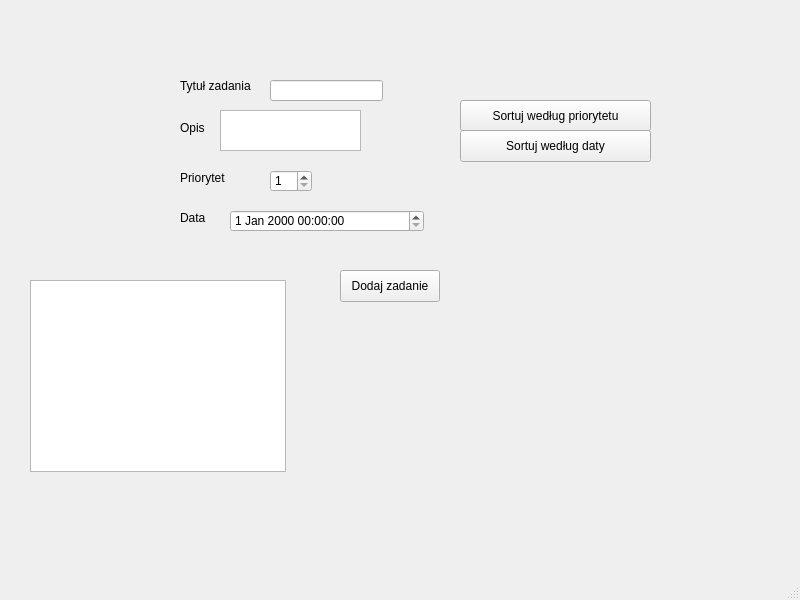
Qt form PlanMaster/mainwindow.ui (nkarolczyk/PlanMaster) before a commit.
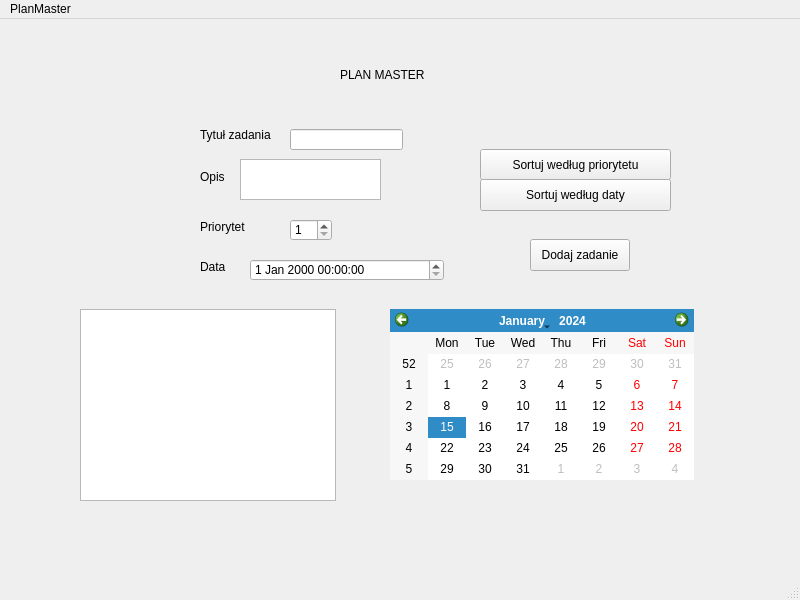
The same form after that commit.

What changed in the file:
```diff
--- a/PlanMaster/mainwindow.ui
+++ b/PlanMaster/mainwindow.ui
@@ -17,8 +17,8 @@
    <widget class="QLabel" name="titleLabel">
     <property name="geometry">
      <rect>
-      <x>180</x>
-      <y>70</y>
+      <x>200</x>
+      <y>100</y>
       <width>91</width>
       <height>31</height>
      </rect>
@@ -30,8 +30,8 @@
    <widget class="QLabel" name="descriptionLabel">
     <property name="geometry">
      <rect>
-      <x>180</x>
-      <y>120</y>
+      <x>200</x>
+      <y>150</y>
       <width>58</width>
       <height>16</height>
      </rect>
@@ -43,8 +43,8 @@
    <widget class="QLabel" name="priorityLabel">
     <property name="geometry">
      <rect>
-      <x>180</x>
-      <y>170</y>
+      <x>200</x>
+      <y>200</y>
       <width>58</width>
       <height>16</height>
      </rect>
@@ -56,8 +56,8 @@
    <widget class="QLabel" name="dateLabel">
     <property name="geometry">
      <rect>
-      <x>180</x>
-      <y>210</y>
+      <x>200</x>
+      <y>240</y>
       <width>58</width>
       <height>16</height>
      </rect>
@@ -69,8 +69,8 @@
    <widget class="QLineEdit" name="titleInput">
     <property name="geometry">
      <rect>
-      <x>270</x>
-      <y>80</y>
+      <x>290</x>
+      <y>110</y>
       <width>113</width>
       <height>21</height>
      </rect>
@@ -82,8 +82,8 @@
    <widget class="QSpinBox" name="priorityInput">
     <property name="geometry">
      <rect>
-      <x>270</x>
-      <y>170</y>
+      <x>290</x>
+      <y>200</y>
       <width>42</width>
       <height>22</height>
      </rect>
@@ -101,8 +101,8 @@
    <widget class="QDateTimeEdit" name="dateInput">
     <property name="geometry">
      <rect>
-      <x>230</x>
-      <y>210</y>
+      <x>250</x>
+      <y>240</y>
       <width>194</width>
       <height>22</height>
      </rect>
@@ -114,8 +114,8 @@
    <widget class="QPushButton" name="addButton">
     <property name="geometry">
      <rect>
-      <x>340</x>
-      <y>270</y>
+      <x>530</x>
+      <y>220</y>
       <width>100</width>
       <height>32</height>
      </rect>
@@ -130,8 +130,8 @@
    <widget class="QPushButton" name="sortPriorityButton">
     <property name="geometry">
      <rect>
-      <x>460</x>
-      <y>100</y>
+      <x>480</x>
+      <y>130</y>
       <width>191</width>
       <height>31</height>
      </rect>
@@ -146,8 +146,8 @@
    <widget class="QPushButton" name="sortDateButton">
     <property name="geometry">
      <rect>
-      <x>460</x>
-      <y>130</y>
+      <x>480</x>
+      <y>160</y>
       <width>191</width>
       <height>32</height>
      </rect>
@@ -162,8 +162,8 @@
    <widget class="QListWidget" name="taskList">
     <property name="geometry">
      <rect>
-      <x>30</x>
-      <y>280</y>
+      <x>80</x>
+      <y>290</y>
       <width>256</width>
       <height>192</height>
      </rect>
@@ -175,8 +175,8 @@
    <widget class="QTextEdit" name="descriptionInput">
     <property name="geometry">
      <rect>
-      <x>220</x>
-      <y>110</y>
+      <x>240</x>
+      <y>140</y>
       <width>141</width>
       <height>41</height>
      </rect>
@@ -185,6 +185,29 @@
      <enum>Qt::ClickFocus</enum>
     </property>
    </widget>
+   <widget class="QCalendarWidget" name="calendarWidget">
+    <property name="geometry">
+     <rect>
+      <x>390</x>
+      <y>290</y>
+      <width>304</width>
+      <height>171</height>
+     </rect>
+    </property>
+   </widget>
+   <widget class="QLabel" name="label">
+    <property name="geometry">
+     <rect>
+      <x>340</x>
+      <y>40</y>
+      <width>91</width>
+      <height>31</height>
+     </rect>
+    </property>
+    <property name="text">
+     <string>PLAN MASTER</string>
+    </property>
+   </widget>
   </widget>
   <widget class="QMenuBar" name="menubar">
    <property name="geometry">
@@ -195,6 +218,12 @@
      <height>36</height>
     </rect>
    </property>
+   <widget class="QMenu" name="menuPlanMaster">
+    <property name="title">
+     <string>PlanMaster</string>
+    </property>
+   </widget>
+   <addaction name="menuPlanMaster"/>
   </widget>
   <widget class="QStatusBar" name="statusbar"/>
  </widget>
```
